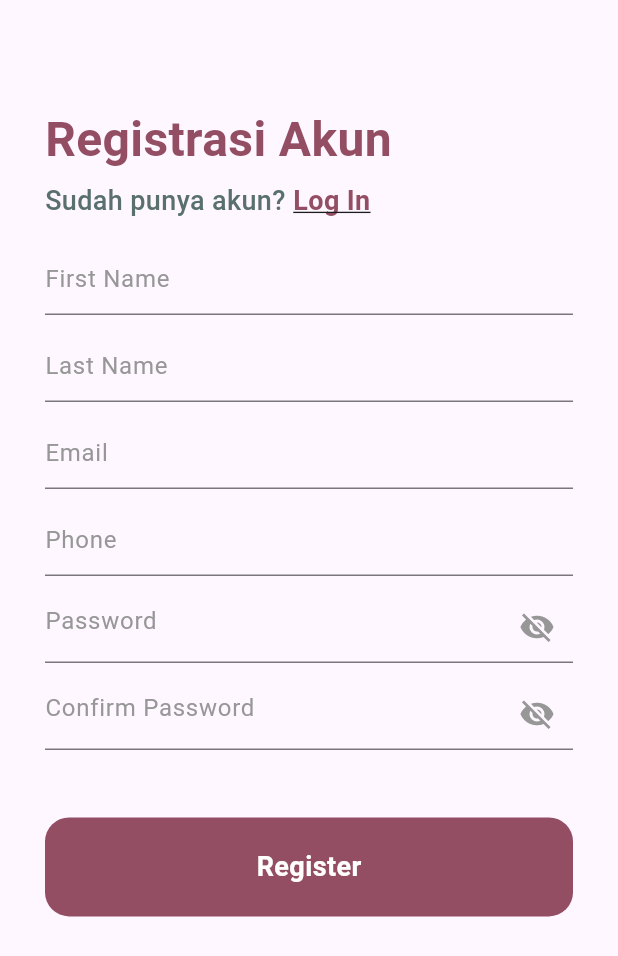
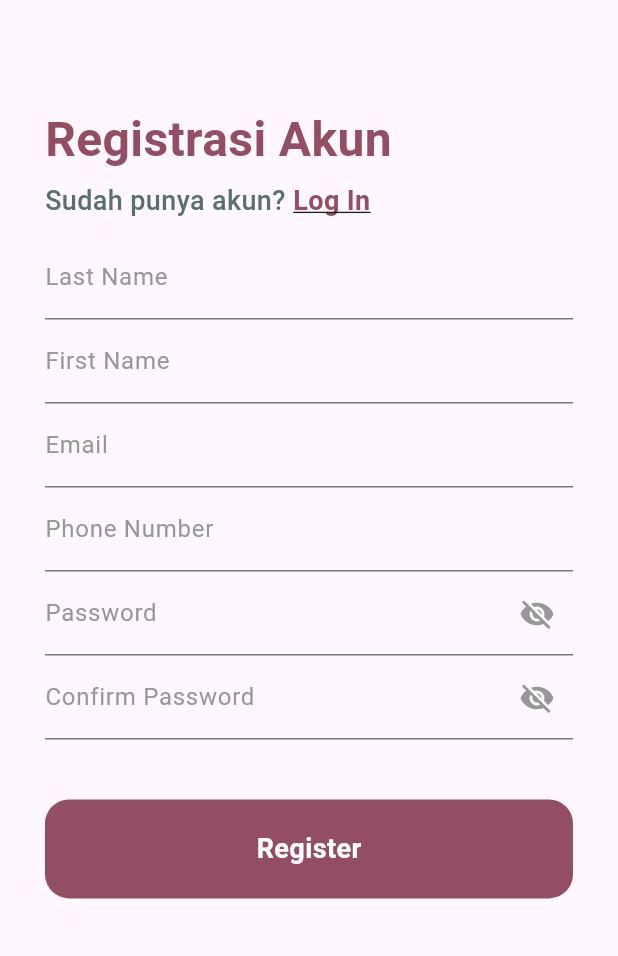
Before and after one commit to anantaghaisani/flutter_application_lilyannsalon, a Flutter app: the screen it shows after launch, after a tap on "Register", on a phone screen of 412 x 824 dp. Shown: the top 956 px of the screen. Run offline on Flutter 3.47's test engine with Material 3 defaults, Android fonts, the phone set to English and light mode, and no system bars; our stand-ins replace awesome_dialog; accounts and stored records are empty; network calls fail.

Commit message:
Gabriel
Login Register

```diff
--- a/lib/login.dart
+++ b/lib/login.dart
@@ -1,12 +1,20 @@
 import 'package:flutter/material.dart';
+import 'package:flutter_application_lilyannsalon/controller/auth_controller.dart';
 import 'package:flutter_application_lilyannsalon/theme.dart';
-import 'package:flutter_application_lilyannsalon/widget/login_form.dart';
+import 'package:flutter_application_lilyannsalon/widget/custom_textformfield.dart';
+// import 'package:flutter_application_lilyannsalon/widget/login_form.dart';
 import 'package:flutter_application_lilyannsalon/widget/primary_button.dart';
 // import 'package:flutter_application_lilyannsalon/widget/reset_form.dart';
 import 'package:flutter_application_lilyannsalon/reset_password.dart';
 import 'package:flutter_application_lilyannsalon/registrasi.dart';
 
 class LogInScreen extends StatelessWidget {
+
+  // final GlobalKey<LogInFormState> _logInFormKey = GlobalKey<LogInFormState>();
+  TextEditingController _emailController = TextEditingController();
+  TextEditingController _passwordController = TextEditingController();
+
+
   @override
   Widget build(BuildContext context) {
     return Scaffold(
@@ -16,60 +24,29 @@ class LogInScreen extends StatelessWidget {
           child: Column(
             crossAxisAlignment: CrossAxisAlignment.start,
             children: [
-              SizedBox(
-                height: 120,
-              ),
-              Text(
-                'Selamat Datang!',
-                style: titleText,
-              ),
-              SizedBox(
-                height: 5,
-              ),
+              const SizedBox(height: 120),
+              Text('Selamat Datang!', style: titleText),
+              const SizedBox(height: 5),
               Row(
                 children: [
-                  Text(
-                    'Belum punya akun?',
-                    style: subTitle,
-                  ),
-                  SizedBox(
-                    width: 5,
-                  ),
+                  Text('Belum punya akun?', style: subTitle),
+                  const SizedBox(width: 5,),
                   GestureDetector(
-                    onTap: () {
-                      Navigator.push(
-                        context,
-                        MaterialPageRoute(
-                          builder: (context) => SignUpScreen(),
-                        ),
-                      );
-                    },
-                    child: Text(
-                      'Register',
-                      style: textButton.copyWith(
-                        decoration: TextDecoration.underline,
-                        decorationThickness: 1,
-                      ),
-                    ),
+                    onTap: () {Navigator.push(context, MaterialPageRoute(builder: (context) => SignUpScreen()));},
+                    child:
+                      Text('Register', style: textButton.copyWith(decoration: TextDecoration.underline, decorationThickness: 1)),
                   ),
                 ],
               ),
-              SizedBox(
-                height: 10,
-              ),
-              LogInForm(),
-              SizedBox(
-                height: 20,
-              ),
+              const SizedBox(height: 10),
+
+              CustomTextField(textEditingController: _emailController, textLabel: "Email", pass: false),
+              CustomTextField(textEditingController: _passwordController, textLabel: "Password", pass: true),
+              const SizedBox(height: 20),
               GestureDetector(
-                onTap: () {
-                  Navigator.push(
-                      context,
-                      MaterialPageRoute(
-                          builder: (context) => ResetPasswordScreen()));
-                },
-                child: Text(
-                  'Lupa password?',
+                onTap: () {Navigator.push(context, MaterialPageRoute(builder: (context) => ResetPasswordScreen()));},
+                child:
+                const Text('Lupa password?',
                   style: TextStyle(
                     color: kZambeziColor,
                     fontSize: 14,
@@ -78,22 +55,28 @@ class LogInScreen extends StatelessWidget {
                   ),
                 ),
               ),
-              SizedBox(
-                height: 20,
+              const SizedBox(height: 20),
+              InkWell(
+                onTap: () async {
+                  String email = _emailController.text;
+                  String password = _passwordController.text;
+
+                  await AuthController.login(context, email, password);
+                },
+                child: PrimaryButton(buttonText: 'Log In'),
               ),
-              PrimaryButton(
-                buttonText: 'Log In',
-              ),
-              SizedBox(
-                height: 20,
-              ),
-              SizedBox(
-                height: 20,
-              ),
+              const SizedBox(height: 20),
+              const SizedBox(height: 20),
             ],
           ),
         ),
       ),
     );
   }
+
+
+  // void handleLogin(String email, String password) {
+  //   print(email);
+  //   print(password);
+  // }
 }
--- a/lib/main.dart
+++ b/lib/main.dart
@@ -21,7 +21,7 @@ class MyApp extends StatelessWidget {
         colorScheme: ColorScheme.fromSeed(seedColor: Colors.deepPurple),
         useMaterial3: true,
       ),
-      home: SplashScreen(),
+      home: const SplashScreen(),
     );
   }
 }
--- a/lib/registrasi.dart
+++ b/lib/registrasi.dart
@@ -1,11 +1,18 @@
 import 'package:flutter/material.dart';
+import 'package:flutter/widgets.dart';
 import 'package:flutter_application_lilyannsalon/login.dart';
 import 'package:flutter_application_lilyannsalon/theme.dart';
-// import 'package:login_signup_ui_starter/widgets/checkbox.dart';
+import 'package:flutter_application_lilyannsalon/widget/custom_textformfield.dart';
 import 'package:flutter_application_lilyannsalon/widget/primary_button.dart';
-import 'package:flutter_application_lilyannsalon/widget/registrasi_form.dart';
+
 
 class SignUpScreen extends StatelessWidget {
+  TextEditingController lastNameController = TextEditingController();
+  TextEditingController firstNameController = TextEditingController();
+  TextEditingController emailController = TextEditingController();
+  TextEditingController phoneController = TextEditingController();
+  TextEditingController passwordController= TextEditingController();
+  TextEditingController passwordConfirmController = TextEditingController();
   @override
   Widget build(BuildContext context) {
     return Scaffold(
@@ -13,19 +20,12 @@ class SignUpScreen extends StatelessWidget {
         child: Column(
           crossAxisAlignment: CrossAxisAlignment.start,
           children: [
-            SizedBox(
-              height: 70,
-            ),
+            const SizedBox(height: 70),
             Padding(
               padding: kDefaultPadding,
-              child: Text(
-                'Registrasi Akun',
-                style: titleText,
-              ),
+              child: Text('Registrasi Akun', style: titleText)
             ),
-            SizedBox(
-              height: 5,
-            ),
+            const SizedBox(height: 5),
             Padding(
               padding: kDefaultPadding,
               child: Row(
@@ -34,9 +34,7 @@ class SignUpScreen extends StatelessWidget {
                     'Sudah punya akun?',
                     style: subTitle,
                   ),
-                  SizedBox(
-                    width: 5,
-                  ),
+                  const SizedBox(width: 5),
                   GestureDetector(
                     onTap: () {
                       Navigator.push(
@@ -55,47 +53,44 @@ class SignUpScreen extends StatelessWidget {
                 ],
               ),
             ),
-            SizedBox(
-              height: 10,
-            ),
+            const SizedBox(height: 10),
+            Padding(padding: kDefaultPadding, child: CustomTextField(textEditingController: lastNameController, textLabel: "Last Name", pass: false)),
+            Padding(padding: kDefaultPadding, child: CustomTextField(textEditingController: firstNameController, textLabel: "First Name", pass: false)),
+            Padding(padding: kDefaultPadding, child: CustomTextField(textEditingController: emailController, textLabel: "Email", pass: false)),
+            Padding(padding: kDefaultPadding, child: CustomTextField(textEditingController: phoneController, textLabel: "Phone Number", pass: false)),
+            Padding(padding: kDefaultPadding, child: CustomTextField(textEditingController: passwordController, textLabel: "Password", pass: true)),
+            Padding(padding: kDefaultPadding, child: CustomTextField(textEditingController: passwordConfirmController, textLabel: "Confirm Password", pass: true)),
+            const SizedBox(height: 20),
+            const SizedBox(height: 20),
             Padding(
               padding: kDefaultPadding,
-              child: SignUpForm(),
+              child: InkWell(
+                onTap: () {
+                  String lName = lastNameController.text;
+                  String fName = firstNameController.text;
+                  String email = emailController.text;
+                  String phone = phoneController.text;
+                  String password = passwordController.text;
+                  String passConfirm = passwordConfirmController.text;
+
+                  print(lName);
+                  print(fName);
+                  print(email);
+                  print(phone);
+                  print(password);
+                  print(passConfirm);
+                  Navigator.of(context).pushReplacement(
+                    MaterialPageRoute(
+                      builder: (BuildContext context) => LogInScreen(),
+                    ),
+                  );
+                },
+                child: PrimaryButton(buttonText: 'Register'),
+              ),
             ),
-            SizedBox(
-              height: 20,
-            ),
-            // Padding(
-            //   padding: kDefaultPadding,
-            //   child: CheckBox('Agree to terms and conditions.'),
-            // ),
-            // SizedBox(
-            //   height: 20,
-            // ),
-            // Padding(
-            //   padding: kDefaultPadding,
-            //   child: CheckBox('I have at least 18 years old.'),
-            // ),
-            SizedBox(
-              height: 20,
-            ),
-            Padding(
-              padding: kDefaultPadding,
-              child: PrimaryButton(buttonText: 'Register'),
-            ),
-            SizedBox(
-              height: 20,
-            ),
-            SizedBox(
-              height: 20,
-            ),
-            // Padding(
-            //   padding: kDefaultPadding,
-            //   child: LoginOption(),
-            // ),
-            SizedBox(
-              height: 20,
-            ),
+            const SizedBox(height: 20),
+            const SizedBox(height: 20),
+            const SizedBox(height: 20),
           ],
         ),
       ),
--- a/lib/splash_screen.dart
+++ b/lib/splash_screen.dart
@@ -15,7 +15,7 @@ class _SplashScreenState extends State<SplashScreen> {
   void initState() {
     super.initState();
       // Membuat timer dengan jangka waktu 2 detik
-      Timer(Duration(seconds: 2), () {
+      Timer(const Duration(seconds: 2), () {
         // Pindah ke tampilan selanjutnya (contoh: MyHomePage)
         Navigator.of(context).pushReplacement(
           MaterialPageRoute(
@@ -27,7 +27,7 @@ class _SplashScreenState extends State<SplashScreen> {
   Widget build(BuildContext context) {
     return Scaffold(
       body: Container(
-        decoration: BoxDecoration(
+        decoration: const BoxDecoration(
           color: Color(0xFF944E63),
         ),
         child: Center(
--- /dev/null
+++ b/lib/widget/custom_textformfield.dart
@@ -0,0 +1,49 @@
+import 'package:flutter/cupertino.dart';
+// import 'package:flutter/foundation.dart';
+import 'package:flutter/material.dart';
+import 'package:flutter/widgets.dart';
+import 'package:flutter_application_lilyannsalon/theme.dart';
+// import 'package:google_fonts/google_fonts.dart';
+
+class CustomTextField extends StatefulWidget {
+
+  final TextEditingController textEditingController;
+  final String textLabel;
+  final bool pass;
+  // final Widget? suffixIconn;
+  const CustomTextField({super.key, required this.textEditingController, required this.textLabel, required this.pass});
+  @override
+  State<CustomTextField> createState() => _CustomTextFieldState();
+}
+
+class _CustomTextFieldState extends State<CustomTextField> {
+  bool _isObscure = true;
+  @override
+  Widget build(BuildContext context) {
+
+    return TextField(
+      controller: widget.textEditingController,
+      obscureText: widget.pass ? _isObscure : false,
+      decoration: InputDecoration(
+        labelText: widget.textLabel,
+        labelStyle: const TextStyle(color: kTextFieldColor),
+        focusedBorder: const UnderlineInputBorder(borderSide: BorderSide(color: kPrimaryColor)),
+        suffixIcon: widget.pass ? IconButton(
+          onPressed: () {
+          setState(() {
+            _isObscure = !_isObscure;
+           });
+          },
+          icon: _isObscure ? const Icon(
+            Icons.visibility_off,
+            color: kTextFieldColor,
+          )
+          : const Icon(
+            Icons.visibility,
+            color: kPrimaryColor,
+          ),
+        )
+      :null),
+    );
+  }
+}
--- a/lib/widget/login_form.dart
+++ /dev/null
@@ -1,55 +0,0 @@
-import 'package:flutter/material.dart';
-import 'package:flutter_application_lilyannsalon/theme.dart';
-
-class LogInForm extends StatefulWidget {
-  @override
-  _LogInFormState createState() => _LogInFormState();
-}
-
-class _LogInFormState extends State<LogInForm> {
-  bool _isObscure = true;
-  @override
-  Widget build(BuildContext context) {
-    return Column(
-      children: [
-        buildInputForm('Email', false),
-        buildInputForm('Password', true),
-      ],
-    );
-  }
-
-  Padding buildInputForm(String label, bool pass) {
-    return Padding(
-      padding: EdgeInsets.symmetric(vertical: 5),
-      child: TextFormField(
-        obscureText: pass ? _isObscure : false,
-        decoration: InputDecoration(
-            labelText: label,
-            labelStyle: TextStyle(
-              color: kTextFieldColor,
-            ),
-            focusedBorder: UnderlineInputBorder(
-              borderSide: BorderSide(color: kPrimaryColor),
-            ),
-            suffixIcon: pass
-                ? IconButton(
-                    onPressed: () {
-                      setState(() {
-                        _isObscure = !_isObscure;
-                      });
-                    },
-                    icon: _isObscure
-                        ? Icon(
-                            Icons.visibility_off,
-                            color: kTextFieldColor,
-                          )
-                        : Icon(
-                            Icons.visibility,
-                            color: kPrimaryColor,
-                          ),
-                  )
-                : null),
-      ),
-    );
-  }
-}
--- a/lib/widget/primary_button.dart
+++ b/lib/widget/primary_button.dart
@@ -3,6 +3,7 @@ import 'package:flutter_application_lilyannsalon/theme.dart';
 
 class PrimaryButton extends StatelessWidget {
   final String buttonText;
+  // final Function() fungsi;
   PrimaryButton({required this.buttonText});
   @override
   Widget build(BuildContext context) {
--- a/lib/widget/registrasi_form.dart
+++ /dev/null
@@ -1,55 +0,0 @@
-import 'package:flutter/material.dart';
-import 'package:flutter_application_lilyannsalon/theme.dart';
-
-class SignUpForm extends StatefulWidget {
-  @override
-  _SignUpFormState createState() => _SignUpFormState();
-}
-
-class _SignUpFormState extends State<SignUpForm> {
-  bool _isObscure = true;
-  @override
-  Widget build(BuildContext context) {
-    return Column(
-      children: [
-        buildInputForm('First Name', false),
-        buildInputForm('Last Name', false),
-        buildInputForm('Email', false),
-        buildInputForm('Phone', false),
-        buildInputForm('Password', true),
-        buildInputForm('Confirm Password', true),
-      ],
-    );
-  }
-
-  Padding buildInputForm(String hint, bool pass) {
-    return Padding(
-        padding: EdgeInsets.symmetric(vertical: 5),
-        child: TextFormField(
-          obscureText: pass ? _isObscure : false,
-          decoration: InputDecoration(
-            hintText: hint,
-            hintStyle: TextStyle(color: kTextFieldColor),
-            focusedBorder: UnderlineInputBorder(
-                borderSide: BorderSide(color: kPrimaryColor)),
-            suffixIcon: pass
-                ? IconButton(
-                    onPressed: () {
-                      setState(() {
-                        _isObscure = !_isObscure;
-                      });
-                    },
-                    icon: _isObscure
-                        ? Icon(
-                            Icons.visibility_off,
-                            color: kTextFieldColor,
-                          )
-                        : Icon(
-                            Icons.visibility,
-                            color: kPrimaryColor,
-                          ))
-                : null,
-          ),
-        ));
-  }
-}
```
Also changed, not shown: lib/controller/auth_controller.dart (added, +78 -0 lines), lib/model/user.dart (added, +26 -0 lines), lib/reset_password.dart (+25 -24 lines), lib/widget/reset_form.dart (deleted, +0 -18 lines), lib/widget/sukses_notif.dart (added, +67 -0 lines), pubspec.yaml (+9 -0 lines), lib/model/user.g.dart (added), lib/widget/custom_dropdown.dart (added), pubspec.lock, 5 other files.
